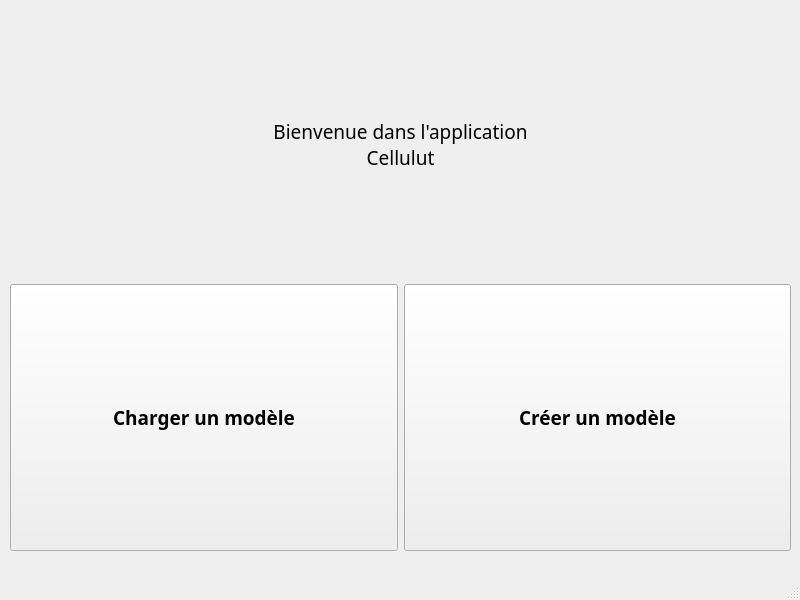
First picture: the form in Cellulut/views/v_mainwindow.ui, repository clement-lcs/Cellulut, before the edit.
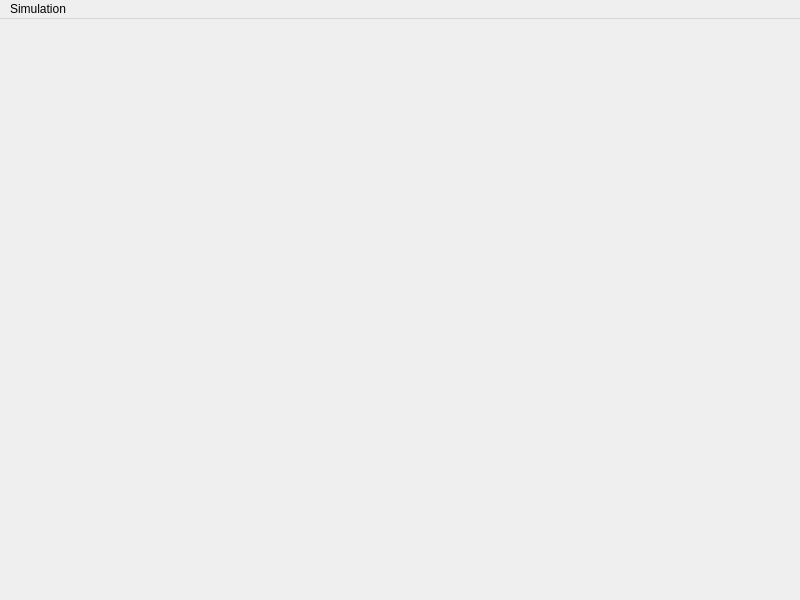
Second picture: the form after the edit.

Commit message: [MLS] Load models and states from db + display in screen

The edit to the form file:
```diff
--- a/Cellulut/views/v_mainwindow.ui
+++ b/Cellulut/views/v_mainwindow.ui
@@ -13,84 +13,8 @@
   <property name="windowTitle">
    <string>Cellulut</string>
   </property>
-  <widget class="QWidget" name="centralwidget">
-   <widget class="QWidget" name="verticalLayoutWidget">
-    <property name="geometry">
-     <rect>
-      <x>10</x>
-      <y>10</y>
-      <width>781</width>
-      <height>541</height>
-     </rect>
-    </property>
-    <layout class="QVBoxLayout" name="verticalLayout">
-     <item>
-      <widget class="QLabel" name="label">
-       <property name="font">
-        <font>
-         <family>Bahnschrift Light</family>
-         <pointsize>14</pointsize>
-        </font>
-       </property>
-       <property name="text">
-        <string>Bienvenue dans l'application
-Cellulut</string>
-       </property>
-       <property name="alignment">
-        <set>Qt::AlignCenter</set>
-       </property>
-      </widget>
-     </item>
-     <item>
-      <layout class="QHBoxLayout" name="horizontalLayout">
-       <item>
-        <widget class="QPushButton" name="actionLoadTemplate">
-         <property name="sizePolicy">
-          <sizepolicy hsizetype="Minimum" vsizetype="Minimum">
-           <horstretch>0</horstretch>
-           <verstretch>0</verstretch>
-          </sizepolicy>
-         </property>
-         <property name="font">
-          <font>
-           <family>Arial Black</family>
-           <pointsize>14</pointsize>
-           <weight>75</weight>
-           <bold>true</bold>
-          </font>
-         </property>
-         <property name="text">
-          <string>Charger un modèle</string>
-         </property>
-        </widget>
-       </item>
-       <item>
-        <widget class="QPushButton" name="actionCreateTemplate">
-         <property name="sizePolicy">
-          <sizepolicy hsizetype="Minimum" vsizetype="Minimum">
-           <horstretch>0</horstretch>
-           <verstretch>0</verstretch>
-          </sizepolicy>
-         </property>
-         <property name="font">
-          <font>
-           <family>Arial Black</family>
-           <pointsize>14</pointsize>
-           <weight>75</weight>
-           <bold>true</bold>
-          </font>
-         </property>
-         <property name="text">
-          <string>Créer un modèle</string>
-         </property>
-        </widget>
-       </item>
-      </layout>
-     </item>
-    </layout>
-   </widget>
-  </widget>
-  <widget class="QMenuBar" name="menubar">
+  <widget class="QWidget" name="centralwidget"/>
+  <widget class="QMenuBar" name="menuBar">
    <property name="geometry">
     <rect>
      <x>0</x>
@@ -99,8 +23,19 @@
      <height>21</height>
     </rect>
    </property>
+   <widget class="QMenu" name="menuFichier">
+    <property name="title">
+     <string>Simulation</string>
+    </property>
+    <addaction name="actionLancer_une_simulation"/>
+   </widget>
+   <addaction name="menuFichier"/>
   </widget>
-  <widget class="QStatusBar" name="statusbar"/>
+  <action name="actionLancer_une_simulation">
+   <property name="text">
+    <string>Lancer une simulation</string>
+   </property>
+  </action>
  </widget>
  <resources/>
  <connections/>
```
The commit also changes 35 other files.
